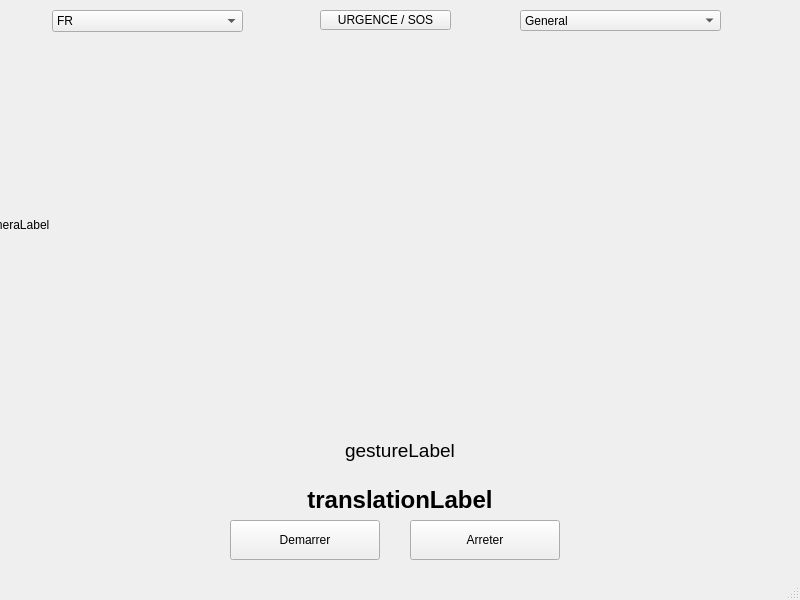
First picture: the form in mainwindow.ui, repository bouchnafoumayma-gif/GestureTranslator, before the edit.
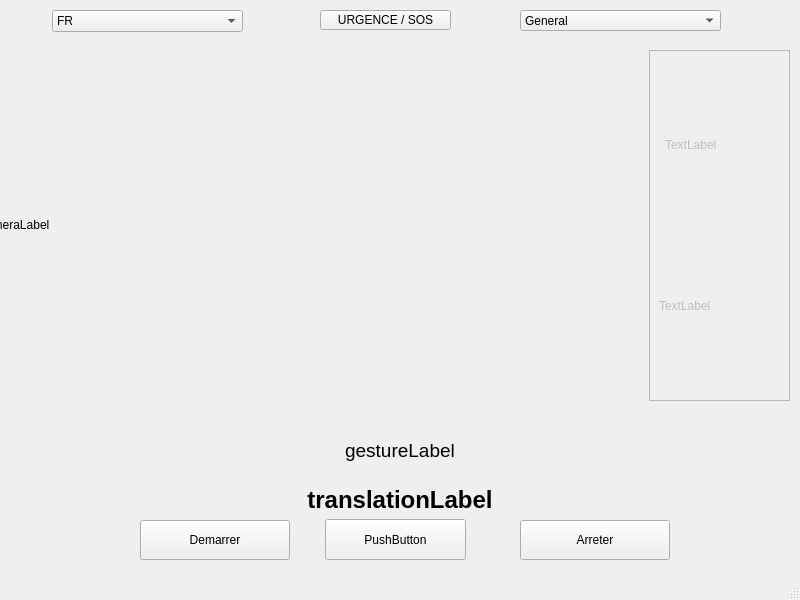
Second picture: the form after the edit.

Commit message: ajout de la partie apprentissage

Patch:
```diff
--- a/mainwindow.ui
+++ b/mainwindow.ui
@@ -73,7 +73,7 @@
    <widget class="QPushButton" name="startButton">
     <property name="geometry">
      <rect>
-      <x>230</x>
+      <x>140</x>
       <y>520</y>
       <width>150</width>
       <height>40</height>
@@ -86,7 +86,7 @@
    <widget class="QPushButton" name="stopButton">
     <property name="geometry">
      <rect>
-      <x>410</x>
+      <x>520</x>
       <y>520</y>
       <width>150</width>
       <height>40</height>
@@ -162,6 +162,64 @@
      <string>URGENCE / SOS</string>
     </property>
    </widget>
+   <widget class="QFrame" name="apprentissageFrame">
+    <property name="enabled">
+     <bool>false</bool>
+    </property>
+    <property name="geometry">
+     <rect>
+      <x>649</x>
+      <y>50</y>
+      <width>141</width>
+      <height>351</height>
+     </rect>
+    </property>
+    <property name="frameShape">
+     <enum>QFrame::Shape::StyledPanel</enum>
+    </property>
+    <property name="frameShadow">
+     <enum>QFrame::Shadow::Raised</enum>
+    </property>
+    <widget class="QLabel" name="imageModele">
+     <property name="geometry">
+      <rect>
+       <x>16</x>
+       <y>9</y>
+       <width>111</width>
+       <height>171</height>
+      </rect>
+     </property>
+     <property name="text">
+      <string>TextLabel</string>
+     </property>
+    </widget>
+    <widget class="QLabel" name="consigneLabel">
+     <property name="geometry">
+      <rect>
+       <x>10</x>
+       <y>180</y>
+       <width>111</width>
+       <height>151</height>
+      </rect>
+     </property>
+     <property name="text">
+      <string>TextLabel</string>
+     </property>
+    </widget>
+   </widget>
+   <widget class="QPushButton" name="apprentissageToggle">
+    <property name="geometry">
+     <rect>
+      <x>325</x>
+      <y>519</y>
+      <width>141</width>
+      <height>41</height>
+     </rect>
+    </property>
+    <property name="text">
+     <string>PushButton</string>
+    </property>
+   </widget>
   </widget>
   <widget class="QMenuBar" name="menubar">
    <property name="geometry">
```
The commit also changes 9 other files.
